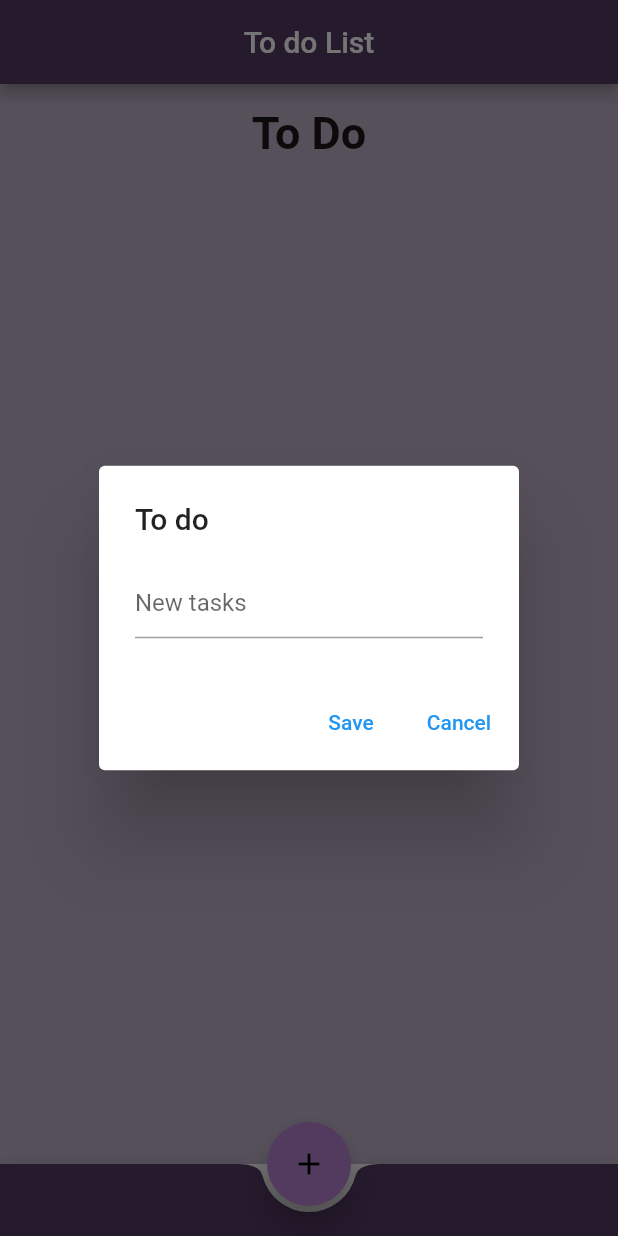
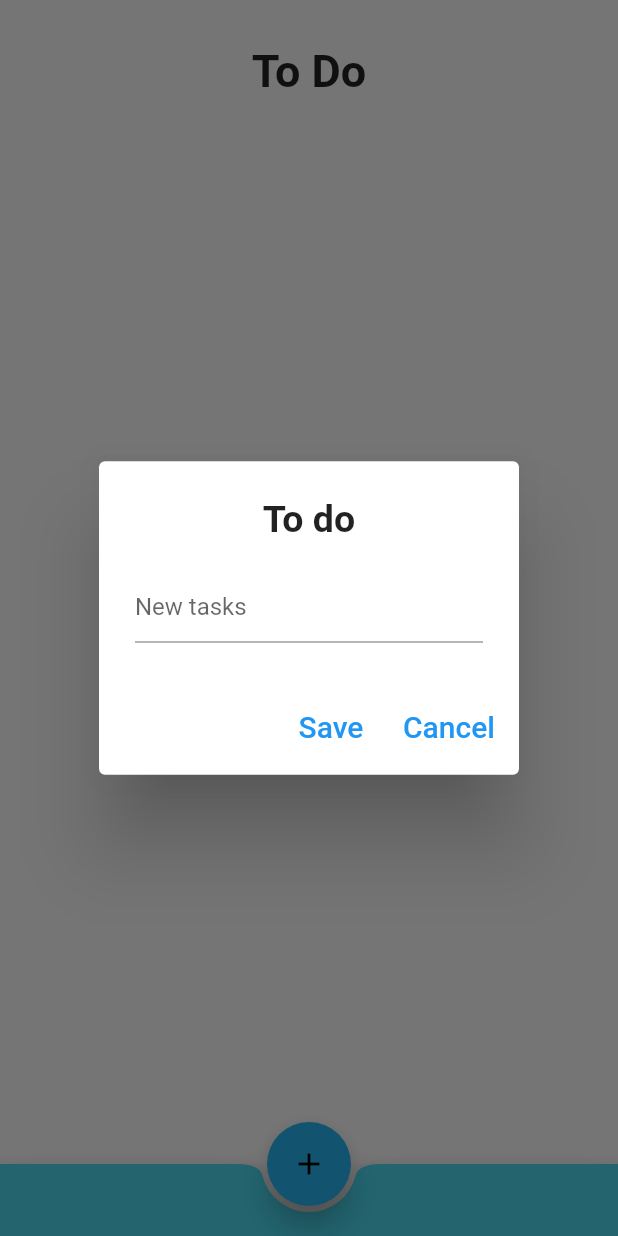
Before and after one commit to RafaelGasparoto/To_Do_List, a Flutter app: the screen it shows after launch, after a tap on the "add" icon, on a phone screen of 412 x 824 dp. Run offline on Flutter 3.47's test engine with Material 2 defaults, Android fonts, the phone set to English and light mode, and no system bars; our stand-ins replace eva_icons_flutter, google_fonts.

```diff
--- a/lib/Home.dart
+++ b/lib/Home.dart
@@ -24,7 +24,7 @@ class _HomeState extends State<Home> {
   }
 
   _createTask() async {
-    Map<String, dynamic> task = Map();
+    Map<String, dynamic> task = {};
     task['title'] = _controller.text;
     task['status'] = false;
     task['favorite'] = false;
@@ -40,16 +40,16 @@ class _HomeState extends State<Home> {
   _changeTaskStatus(int index, int who) async {
     if (who == 0) {
       _tasks[index]['status'] = true;
-      if(_tasks[index]['favorite']) {
+      if (_tasks[index]['favorite']) {
         _tasksCompleted.insert(0, _tasks[index]);
-      }else{
+      } else {
         _tasksCompleted.add(_tasks[index]);
       }
     } else {
       _tasksCompleted[index]['status'] = false;
-      if(_tasksCompleted[index]['favorite']) {
+      if (_tasksCompleted[index]['favorite']) {
         _tasks.insert(0, _tasksCompleted[index]);
-      }else {
+      } else {
         _tasks.add(_tasksCompleted[index]);
       }
     }
@@ -88,22 +88,22 @@ class _HomeState extends State<Home> {
 
   _favoriteTask(index, who) async {
     setState(() {
-      if(who == 0){
+      if (who == 0) {
         var task = _tasks[index];
         _tasks.removeAt(index);
 
-        if(task['favorite'] == true) {
+        if (task['favorite'] == true) {
           task['favorite'] = false;
           _tasks.add(task);
         } else {
           task['favorite'] = true;
           _tasks.insert(0, task);
         }
-      }else{
+      } else {
         var task = _tasksCompleted[index];
         _tasksCompleted.removeAt(index);
 
-        if(task['favorite'] == true) {
+        if (task['favorite'] == true) {
           task['favorite'] = false;
           _tasksCompleted.add(task);
         } else {
@@ -139,11 +139,6 @@ class _HomeState extends State<Home> {
   @override
   Widget build(BuildContext context) {
     return Scaffold(
-      appBar: AppBar(
-        centerTitle: true,
-        title: const Text("To do List"),
-        backgroundColor: const Color(0xff523961),
-      ),
       floatingActionButtonLocation: FloatingActionButtonLocation.centerDocked,
       floatingActionButton: FloatingActionButton(
         elevation: 8,
@@ -152,7 +147,11 @@ class _HomeState extends State<Home> {
             context: context,
             builder: (context) {
               return AlertDialog(
-                title: Text("To do", style: GoogleFonts.indieFlower(),),
+                title: const Text(
+                  "To do",
+                  style: TextStyle(fontSize: 25, fontWeight: FontWeight.bold),
+                  textAlign: TextAlign.center,
+                ),
                 content: TextField(
                   controller: _controller,
                   onChanged: (text) {},
@@ -161,27 +160,31 @@ class _HomeState extends State<Home> {
                 actions: [
                   TextButton(
                       onPressed: () {
-                        Navigator.pop(context);
-                        _createTask();
+                        if (_controller.text.isNotEmpty) {
+                          Navigator.pop(context);
+                          _createTask();
+                        }
                       },
-                      child: const Text("Save")),
+                      child:
+                          const Text("Save", style: TextStyle(fontSize: 20))),
                   TextButton(
                       onPressed: () {
                         Navigator.pop(context);
                       },
-                      child: const Text("Cancel")),
+                      child:
+                          const Text("Cancel", style: TextStyle(fontSize: 20))),
                 ],
               );
             },
           );
         },
         foregroundColor: Colors.black,
-        backgroundColor: const Color(0xffb380cc),
+        backgroundColor: const Color(0xff28B5F1),
         child: const Icon(Icons.add),
       ),
       body: Container(
-        color: const Color(0xffbaafc4),
-        padding: const EdgeInsets.all(15),
+        color: Colors.white,
+        padding: const EdgeInsets.all(30),
         child: Column(
           children: [
             const Text(
@@ -211,7 +214,8 @@ class _HomeState extends State<Home> {
                                   return AlertDialog(
                                     title: const Text(
                                       "Are you sure you want to delete this task?",
-                                      style: TextStyle(fontWeight: FontWeight.bold),
+                                      style: TextStyle(
+                                          fontWeight: FontWeight.bold),
                                       textAlign: TextAlign.center,
                                     ),
                                     actionsAlignment:
@@ -222,18 +226,26 @@ class _HomeState extends State<Home> {
                                             _deleteTask(index, 0);
                                             Navigator.pop(context);
                                           },
-                                          child: const Text("Yes", style: TextStyle(fontSize: 20),)),
+                                          child: const Text(
+                                            "Yes",
+                                            style: TextStyle(fontSize: 20),
+                                          )),
                                       TextButton(
                                           onPressed: () {
                                             Navigator.pop(context);
                                           },
-                                          child: const Text("No", style: TextStyle(fontSize: 20))),
+                                          child: const Text("No",
+                                              style: TextStyle(fontSize: 20))),
                                     ],
                                   );
                                 });
                           },
                           child: CheckboxListTile(
-                            title: Text(_tasks[index]['title'].toString(), style: const TextStyle(letterSpacing: 1, fontSize: 17),),
+                            title: Text(
+                              _tasks[index]['title'].toString(),
+                              style: const TextStyle(
+                                  letterSpacing: 1, fontSize: 17),
+                            ),
                             value: _tasks[index]['status'],
                             onChanged: (bool? value) {
                               _changeTaskStatus(index, 0);
@@ -288,19 +300,23 @@ class _HomeState extends State<Home> {
                                             _deleteTask(index, 1);
                                             Navigator.pop(context);
                                           },
-                                          child: const Text("Yes", style: TextStyle(fontSize: 20))),
+                                          child: const Text("Yes",
+                                              style: TextStyle(fontSize: 20))),
                                       TextButton(
                                           onPressed: () {
                                             Navigator.pop(context);
                                           },
-                                          child: const Text("No", style: TextStyle(fontSize: 20))),
+                                          child: const Text("No",
+                                              style: TextStyle(fontSize: 20))),
                                     ],
                                   );
                                 });
                           },
                           child: CheckboxListTile(
                             title: Text(
-                                _tasksCompleted[index]['title'].toString(), style: const TextStyle(letterSpacing: 1, fontSize: 17)),
+                                _tasksCompleted[index]['title'].toString(),
+                                style: const TextStyle(
+                                    letterSpacing: 1, fontSize: 17)),
                             value: _tasksCompleted[index]['status'],
                             onChanged: (bool? value) {
                               _changeTaskStatus(index, 1);
@@ -318,7 +334,7 @@ class _HomeState extends State<Home> {
         ),
       ),
       bottomNavigationBar: BottomAppBar(
-        color: const Color(0xff523961),
+        color: const Color(0xff4CDBF2),
         shape: const CircularNotchedRectangle(),
         child: Row(
           children: [
--- a/lib/main.dart
+++ b/lib/main.dart
@@ -2,7 +2,6 @@ import 'package:flutter/foundation.dart';
 import 'package:flutter/material.dart';
 import 'package:flutter/services.dart';
 import 'package:google_fonts/google_fonts.dart';
-
 import 'Home.dart';
 
 void main(){
```
Also changed, not shown: 1 other file.
